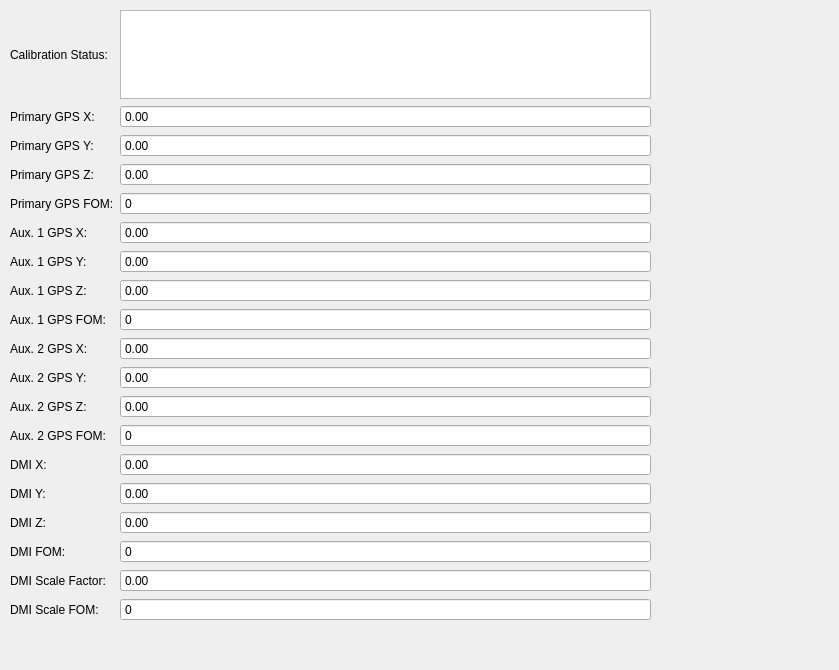
jmaye/libposlv, file src/lib/visualization/CalibrationControl.ui: the form before one commit.
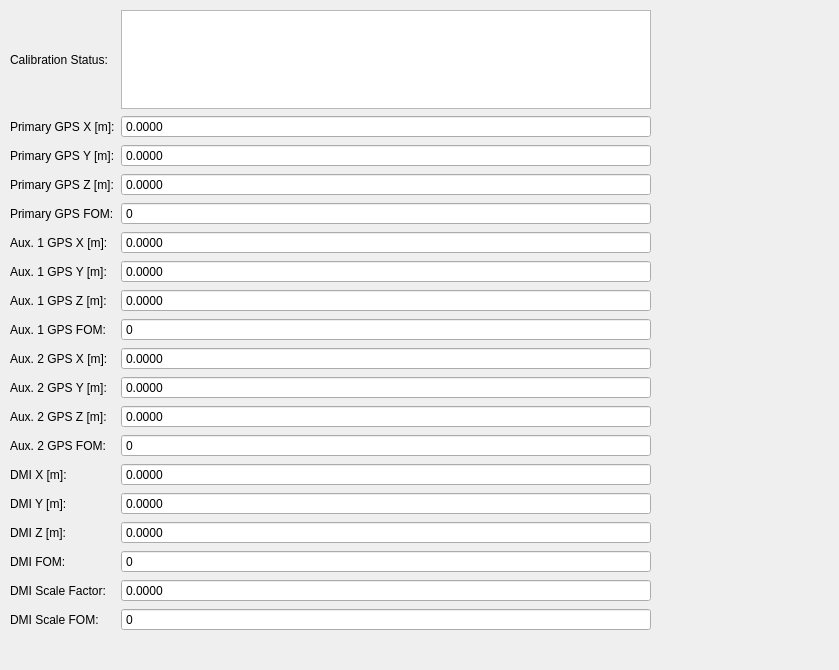
The form after the commit.

What changed in the file:
```diff
--- a/src/lib/visualization/CalibrationControl.ui
+++ b/src/lib/visualization/CalibrationControl.ui
@@ -19,7 +19,7 @@
      <x>10</x>
      <y>10</y>
      <width>641</width>
-     <height>611</height>
+     <height>621</height>
     </rect>
    </property>
    <layout class="QGridLayout" name="calibrationLayout">
@@ -36,7 +36,7 @@
     <item row="1" column="0">
      <widget class="QLabel" name="label">
       <property name="text">
-       <string>Primary GPS X:</string>
+       <string>Primary GPS X [m]:</string>
       </property>
      </widget>
     </item>
@@ -48,6 +48,9 @@
       <property name="buttonSymbols">
        <enum>QAbstractSpinBox::NoButtons</enum>
       </property>
+      <property name="decimals">
+       <number>4</number>
+      </property>
       <property name="minimum">
        <double>-1000000.000000000000000</double>
       </property>
@@ -59,7 +62,7 @@
     <item row="2" column="0">
      <widget class="QLabel" name="label_2">
       <property name="text">
-       <string>Primary GPS Y:</string>
+       <string>Primary GPS Y [m]:</string>
       </property>
      </widget>
     </item>
@@ -71,6 +74,9 @@
       <property name="buttonSymbols">
        <enum>QAbstractSpinBox::NoButtons</enum>
       </property>
+      <property name="decimals">
+       <number>4</number>
+      </property>
       <property name="minimum">
        <double>-1000000.000000000000000</double>
       </property>
@@ -82,7 +88,7 @@
     <item row="3" column="0">
      <widget class="QLabel" name="label_3">
       <property name="text">
-       <string>Primary GPS Z:</string>
+       <string>Primary GPS Z [m]:</string>
       </property>
      </widget>
     </item>
@@ -94,6 +100,9 @@
       <property name="buttonSymbols">
        <enum>QAbstractSpinBox::NoButtons</enum>
       </property>
+      <property name="decimals">
+       <number>4</number>
+      </property>
       <property name="minimum">
        <double>-1000000.000000000000000</double>
       </property>
@@ -128,21 +137,21 @@
     <item row="5" column="0">
      <widget class="QLabel" name="label_5">
       <property name="text">
-       <string>Aux. 1 GPS X:</string>
+       <string>Aux. 1 GPS X [m]:</string>
       </property>
      </widget>
     </item>
     <item row="6" column="0">
      <widget class="QLabel" name="label_6">
       <property name="text">
-       <string>Aux. 1 GPS Y:</string>
+       <string>Aux. 1 GPS Y [m]:</string>
       </property>
      </widget>
     </item>
     <item row="7" column="0">
      <widget class="QLabel" name="label_7">
       <property name="text">
-       <string>Aux. 1 GPS Z:</string>
+       <string>Aux. 1 GPS Z [m]:</string>
       </property>
      </widget>
     </item>
@@ -177,6 +186,9 @@
       <property name="buttonSymbols">
        <enum>QAbstractSpinBox::NoButtons</enum>
       </property>
+      <property name="decimals">
+       <number>4</number>
+      </property>
       <property name="minimum">
        <double>-1000000.000000000000000</double>
       </property>
@@ -193,6 +205,9 @@
       <property name="buttonSymbols">
        <enum>QAbstractSpinBox::NoButtons</enum>
       </property>
+      <property name="decimals">
+       <number>4</number>
+      </property>
       <property name="minimum">
        <double>-1000000.000000000000000</double>
       </property>
@@ -209,6 +224,9 @@
       <property name="buttonSymbols">
        <enum>QAbstractSpinBox::NoButtons</enum>
       </property>
+      <property name="decimals">
+       <number>4</number>
+      </property>
       <property name="minimum">
        <double>-1000000.000000000000000</double>
       </property>
@@ -220,21 +238,21 @@
     <item row="9" column="0">
      <widget class="QLabel" name="label_9">
       <property name="text">
-       <string>Aux. 2 GPS X:</string>
+       <string>Aux. 2 GPS X [m]:</string>
       </property>
      </widget>
     </item>
     <item row="10" column="0">
      <widget class="QLabel" name="label_10">
       <property name="text">
-       <string>Aux. 2 GPS Y:</string>
+       <string>Aux. 2 GPS Y [m]:</string>
       </property>
      </widget>
     </item>
     <item row="11" column="0">
      <widget class="QLabel" name="label_11">
       <property name="text">
-       <string>Aux. 2 GPS Z:</string>
+       <string>Aux. 2 GPS Z [m]:</string>
       </property>
      </widget>
     </item>
@@ -269,6 +287,9 @@
       <property name="buttonSymbols">
        <enum>QAbstractSpinBox::NoButtons</enum>
       </property>
+      <property name="decimals">
+       <number>4</number>
+      </property>
       <property name="minimum">
        <double>-1000000.000000000000000</double>
       </property>
@@ -285,6 +306,9 @@
       <property name="buttonSymbols">
        <enum>QAbstractSpinBox::NoButtons</enum>
       </property>
+      <property name="decimals">
+       <number>4</number>
+      </property>
       <property name="minimum">
        <double>-1000000.000000000000000</double>
       </property>
@@ -301,6 +325,9 @@
       <property name="buttonSymbols">
        <enum>QAbstractSpinBox::NoButtons</enum>
       </property>
+      <property name="decimals">
+       <number>4</number>
+      </property>
       <property name="minimum">
        <double>-1000000.000000000000000</double>
       </property>
@@ -312,14 +339,14 @@
     <item row="13" column="0">
      <widget class="QLabel" name="label_13">
       <property name="text">
-       <string>DMI X:</string>
+       <string>DMI X [m]:</string>
       </property>
      </widget>
     </item>
     <item row="14" column="0">
      <widget class="QLabel" name="label_14">
       <property name="text">
-       <string>DMI Y:</string>
+       <string>DMI Y [m]:</string>
       </property>
      </widget>
     </item>
@@ -354,6 +381,9 @@
       <property name="buttonSymbols">
        <enum>QAbstractSpinBox::NoButtons</enum>
       </property>
+      <property name="decimals">
+       <number>4</number>
+      </property>
       <property name="minimum">
        <double>-1000000.000000000000000</double>
       </property>
@@ -370,6 +400,9 @@
       <property name="buttonSymbols">
        <enum>QAbstractSpinBox::NoButtons</enum>
       </property>
+      <property name="decimals">
+       <number>4</number>
+      </property>
       <property name="minimum">
        <double>-1000000.000000000000000</double>
       </property>
@@ -386,6 +419,9 @@
       <property name="buttonSymbols">
        <enum>QAbstractSpinBox::NoButtons</enum>
       </property>
+      <property name="decimals">
+       <number>4</number>
+      </property>
       <property name="minimum">
        <double>-1000000.000000000000000</double>
       </property>
@@ -397,7 +433,7 @@
     <item row="15" column="0">
      <widget class="QLabel" name="label_15">
       <property name="text">
-       <string>DMI Z:</string>
+       <string>DMI Z [m]:</string>
       </property>
      </widget>
     </item>
@@ -439,6 +475,9 @@
       <property name="buttonSymbols">
        <enum>QAbstractSpinBox::NoButtons</enum>
       </property>
+      <property name="decimals">
+       <number>4</number>
+      </property>
      </widget>
     </item>
    </layout>
```
